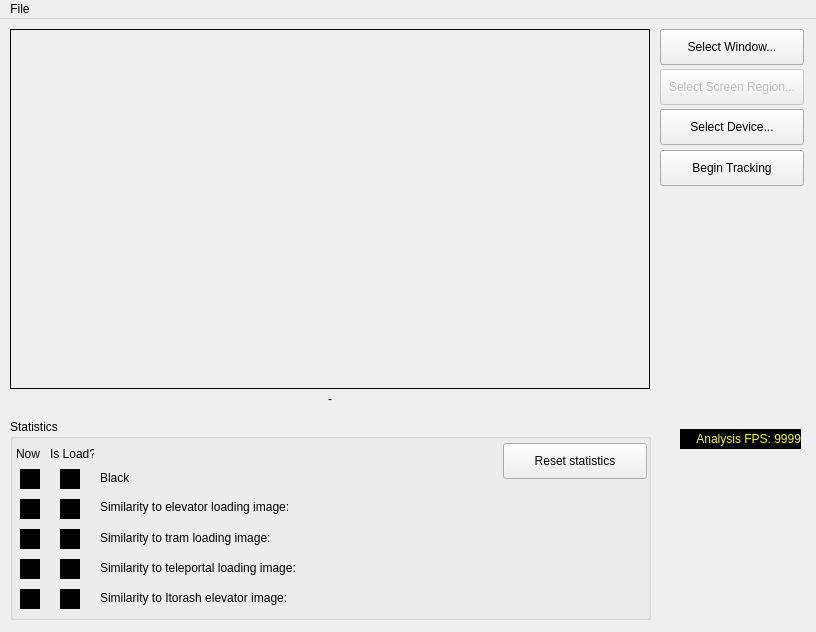
This is res/design.ui in goth-uhaul/zdcurtain as Qt 5 draws it before an edit. The edited form follows.
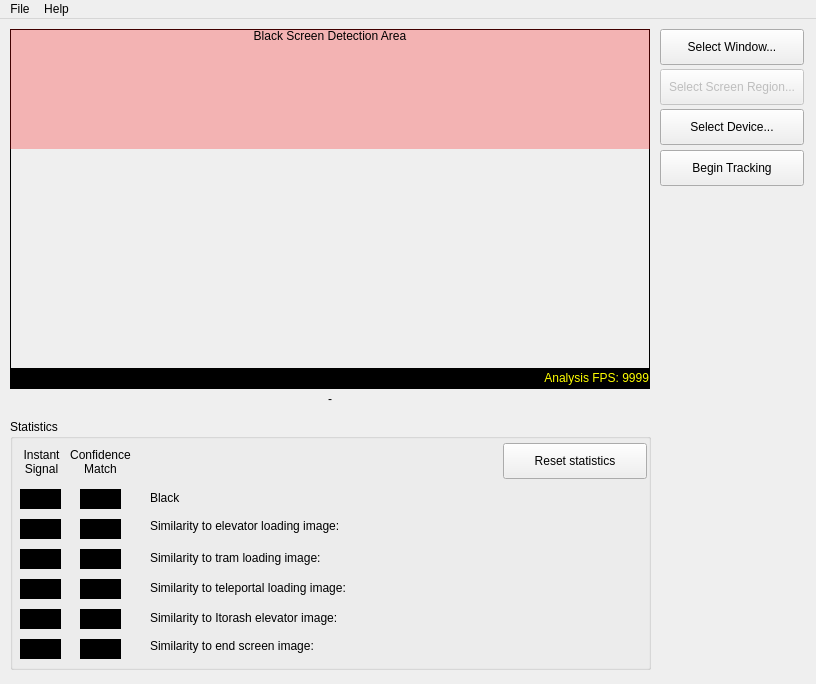
This is the edited form.

```diff
--- a/res/design.ui
+++ b/res/design.ui
@@ -8,19 +8,19 @@
     <x>0</x>
     <y>0</y>
     <width>816</width>
-    <height>632</height>
+    <height>684</height>
    </rect>
   </property>
   <property name="minimumSize">
    <size>
     <width>816</width>
-    <height>632</height>
+    <height>684</height>
    </size>
   </property>
   <property name="maximumSize">
    <size>
     <width>816</width>
-    <height>632</height>
+    <height>684</height>
    </size>
   </property>
   <property name="font">
@@ -133,7 +133,7 @@
       <x>10</x>
       <y>400</y>
       <width>641</width>
-      <height>201</height>
+      <height>251</height>
      </rect>
     </property>
     <property name="title">
@@ -142,9 +142,9 @@
     <widget class="QLabel" name="image_black_label">
      <property name="geometry">
       <rect>
-       <x>90</x>
-       <y>52</y>
-       <width>391</width>
+       <x>140</x>
+       <y>72</y>
+       <width>351</width>
        <height>20</height>
       </rect>
      </property>
@@ -158,9 +158,9 @@
     <widget class="QLabel" name="similarity_to_elevator_label">
      <property name="geometry">
       <rect>
-       <x>90</x>
-       <y>81</y>
-       <width>391</width>
+       <x>140</x>
+       <y>100</y>
+       <width>351</width>
        <height>20</height>
       </rect>
      </property>
@@ -174,9 +174,9 @@
     <widget class="QLabel" name="similarity_to_tram_label">
      <property name="geometry">
       <rect>
-       <x>90</x>
-       <y>112</y>
-       <width>391</width>
+       <x>140</x>
+       <y>132</y>
+       <width>351</width>
        <height>20</height>
       </rect>
      </property>
@@ -190,9 +190,9 @@
     <widget class="QLabel" name="similarity_to_teleportal_label">
      <property name="geometry">
       <rect>
-       <x>90</x>
-       <y>142</y>
-       <width>391</width>
+       <x>140</x>
+       <y>162</y>
+       <width>351</width>
        <height>20</height>
       </rect>
      </property>
@@ -206,9 +206,9 @@
     <widget class="QLabel" name="similarity_to_egg_label">
      <property name="geometry">
       <rect>
-       <x>90</x>
-       <y>172</y>
-       <width>391</width>
+       <x>140</x>
+       <y>192</y>
+       <width>351</width>
        <height>20</height>
       </rect>
      </property>
@@ -239,8 +239,8 @@
      <property name="geometry">
       <rect>
        <x>10</x>
-       <y>50</y>
-       <width>20</width>
+       <y>70</y>
+       <width>41</width>
        <height>20</height>
       </rect>
      </property>
@@ -292,8 +292,8 @@
      <property name="geometry">
       <rect>
        <x>10</x>
-       <y>80</y>
-       <width>20</width>
+       <y>100</y>
+       <width>41</width>
        <height>20</height>
       </rect>
      </property>
@@ -345,8 +345,8 @@
      <property name="geometry">
       <rect>
        <x>10</x>
-       <y>110</y>
-       <width>20</width>
+       <y>130</y>
+       <width>41</width>
        <height>20</height>
       </rect>
      </property>
@@ -398,8 +398,8 @@
      <property name="geometry">
       <rect>
        <x>10</x>
-       <y>140</y>
-       <width>20</width>
+       <y>160</y>
+       <width>41</width>
        <height>20</height>
       </rect>
      </property>
@@ -451,8 +451,8 @@
      <property name="geometry">
       <rect>
        <x>10</x>
-       <y>170</y>
-       <width>20</width>
+       <y>190</y>
+       <width>41</width>
        <height>20</height>
       </rect>
      </property>
@@ -503,9 +503,9 @@
     <widget class="QLabel" name="elevator_indicator_ever_label">
      <property name="geometry">
       <rect>
-       <x>50</x>
-       <y>80</y>
-       <width>20</width>
+       <x>70</x>
+       <y>100</y>
+       <width>41</width>
        <height>20</height>
       </rect>
      </property>
@@ -556,22 +556,28 @@
     <widget class="QLabel" name="label">
      <property name="geometry">
       <rect>
-       <x>6</x>
-       <y>27</y>
-       <width>25</width>
-       <height>16</height>
+       <x>1</x>
+       <y>22</y>
+       <width>61</width>
+       <height>41</height>
       </rect>
      </property>
      <property name="text">
-      <string>Now</string>
+      <string>Instant Signal</string>
      </property>
+     <property name="alignment">
+      <set>Qt::AlignmentFlag::AlignCenter</set>
+     </property>
+     <property name="wordWrap">
+      <bool>true</bool>
+     </property>
     </widget>
     <widget class="QLabel" name="tram_indicator_ever_label">
      <property name="geometry">
       <rect>
-       <x>50</x>
-       <y>110</y>
-       <width>20</width>
+       <x>70</x>
+       <y>130</y>
+       <width>41</width>
        <height>20</height>
       </rect>
      </property>
@@ -622,9 +628,9 @@
     <widget class="QLabel" name="teleportal_indicator_ever_label">
      <property name="geometry">
       <rect>
-       <x>50</x>
-       <y>140</y>
-       <width>20</width>
+       <x>70</x>
+       <y>160</y>
+       <width>41</width>
        <height>20</height>
       </rect>
      </property>
@@ -675,9 +681,9 @@
     <widget class="QLabel" name="egg_indicator_ever_label">
      <property name="geometry">
       <rect>
-       <x>50</x>
-       <y>170</y>
-       <width>20</width>
+       <x>70</x>
+       <y>190</y>
+       <width>41</width>
        <height>20</height>
       </rect>
      </property>
@@ -728,22 +734,28 @@
     <widget class="QLabel" name="label_3">
      <property name="geometry">
       <rect>
-       <x>40</x>
-       <y>27</y>
-       <width>44</width>
-       <height>16</height>
+       <x>60</x>
+       <y>22</y>
+       <width>61</width>
+       <height>41</height>
       </rect>
      </property>
      <property name="text">
-      <string>Is Load?</string>
+      <string>Confidence Match</string>
      </property>
+     <property name="alignment">
+      <set>Qt::AlignmentFlag::AlignCenter</set>
+     </property>
+     <property name="wordWrap">
+      <bool>true</bool>
+     </property>
     </widget>
     <widget class="QLabel" name="black_load_indicator_label">
      <property name="geometry">
       <rect>
-       <x>50</x>
-       <y>50</y>
-       <width>20</width>
+       <x>70</x>
+       <y>70</y>
+       <width>41</width>
        <height>20</height>
       </rect>
      </property>
@@ -791,6 +803,128 @@
       <string/>
      </property>
     </widget>
+    <widget class="QLabel" name="end_indicator_label">
+     <property name="geometry">
+      <rect>
+       <x>10</x>
+       <y>220</y>
+       <width>41</width>
+       <height>20</height>
+      </rect>
+     </property>
+     <property name="palette">
+      <palette>
+       <active>
+        <colorrole role="Window">
+         <brush brushstyle="SolidPattern">
+          <color alpha="255">
+           <red>0</red>
+           <green>0</green>
+           <blue>0</blue>
+          </color>
+         </brush>
+        </colorrole>
+       </active>
+       <inactive>
+        <colorrole role="Window">
+         <brush brushstyle="SolidPattern">
+          <color alpha="255">
+           <red>0</red>
+           <green>0</green>
+           <blue>0</blue>
+          </color>
+         </brush>
+        </colorrole>
+       </inactive>
+       <disabled>
+        <colorrole role="Window">
+         <brush brushstyle="SolidPattern">
+          <color alpha="255">
+           <red>0</red>
+           <green>0</green>
+           <blue>0</blue>
+          </color>
+         </brush>
+        </colorrole>
+       </disabled>
+      </palette>
+     </property>
+     <property name="autoFillBackground">
+      <bool>true</bool>
+     </property>
+     <property name="text">
+      <string/>
+     </property>
+    </widget>
+    <widget class="QLabel" name="end_indicator_ever_label">
+     <property name="geometry">
+      <rect>
+       <x>70</x>
+       <y>220</y>
+       <width>41</width>
+       <height>20</height>
+      </rect>
+     </property>
+     <property name="palette">
+      <palette>
+       <active>
+        <colorrole role="Window">
+         <brush brushstyle="SolidPattern">
+          <color alpha="255">
+           <red>0</red>
+           <green>0</green>
+           <blue>0</blue>
+          </color>
+         </brush>
+        </colorrole>
+       </active>
+       <inactive>
+        <colorrole role="Window">
+         <brush brushstyle="SolidPattern">
+          <color alpha="255">
+           <red>0</red>
+           <green>0</green>
+           <blue>0</blue>
+          </color>
+         </brush>
+        </colorrole>
+       </inactive>
+       <disabled>
+        <colorrole role="Window">
+         <brush brushstyle="SolidPattern">
+          <color alpha="255">
+           <red>0</red>
+           <green>0</green>
+           <blue>0</blue>
+          </color>
+         </brush>
+        </colorrole>
+       </disabled>
+      </palette>
+     </property>
+     <property name="autoFillBackground">
+      <bool>true</bool>
+     </property>
+     <property name="text">
+      <string/>
+     </property>
+    </widget>
+    <widget class="QLabel" name="similarity_to_end_screen_label">
+     <property name="geometry">
+      <rect>
+       <x>140</x>
+       <y>220</y>
+       <width>351</width>
+       <height>20</height>
+      </rect>
+     </property>
+     <property name="text">
+      <string>Similarity to end screen image:</string>
+     </property>
+     <property name="alignment">
+      <set>Qt::AlignmentFlag::AlignLeading</set>
+     </property>
+    </widget>
    </widget>
    <widget class="QPushButton" name="begin_end_tracking_button">
     <property name="geometry">
@@ -814,9 +948,9 @@
     </property>
     <property name="geometry">
      <rect>
-      <x>680</x>
-      <y>410</y>
-      <width>121</width>
+      <x>11</x>
+      <y>349</y>
+      <width>638</width>
       <height>20</height>
      </rect>
     </property>
@@ -885,6 +1019,37 @@
      <set>Qt::AlignmentFlag::AlignRight|Qt::AlignmentFlag::AlignTrailing|Qt::AlignmentFlag::AlignVCenter</set>
     </property>
    </widget>
+   <widget class="QLabel" name="black_screen_detection_area_label">
+    <property name="geometry">
+     <rect>
+      <x>10</x>
+      <y>10</y>
+      <width>640</width>
+      <height>120</height>
+     </rect>
+    </property>
+    <property name="maximumSize">
+     <size>
+      <width>16777215</width>
+      <height>16777215</height>
+     </size>
+    </property>
+    <property name="autoFillBackground">
+     <bool>false</bool>
+    </property>
+    <property name="styleSheet">
+     <string notr="true">background-color: rgba(255, 0, 0, 64);</string>
+    </property>
+    <property name="text">
+     <string>Black Screen Detection Area</string>
+    </property>
+    <property name="alignment">
+     <set>Qt::AlignmentFlag::AlignHCenter|Qt::AlignmentFlag::AlignTop</set>
+    </property>
+    <property name="margin">
+     <number>3</number>
+    </property>
+   </widget>
   </widget>
   <widget class="QMenuBar" name="menuBar">
    <property name="geometry">
@@ -902,7 +1067,14 @@
     <addaction name="action_settings"/>
     <addaction name="action_exit"/>
    </widget>
+   <widget class="QMenu" name="menuAbout">
+    <property name="title">
+     <string>Help</string>
+    </property>
+    <addaction name="action_about"/>
+   </widget>
    <addaction name="menuFile"/>
+   <addaction name="menuAbout"/>
   </widget>
   <action name="action_settings">
    <property name="text">
```
Left out of the diff: 21 changed lines with no effect on the pictures.
